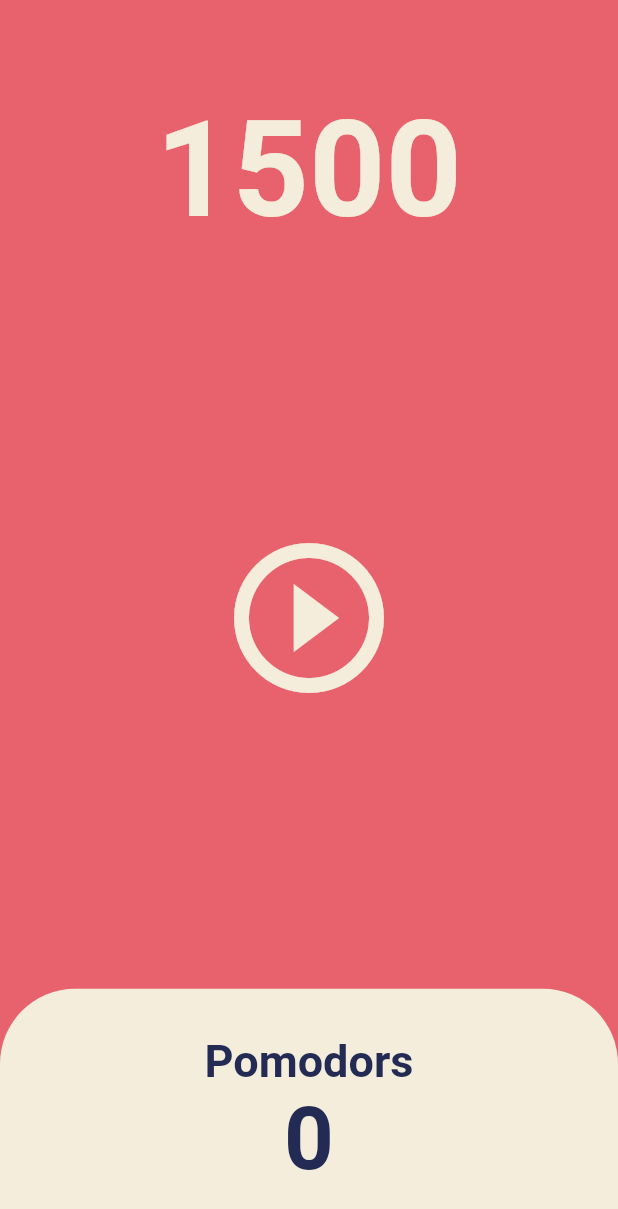
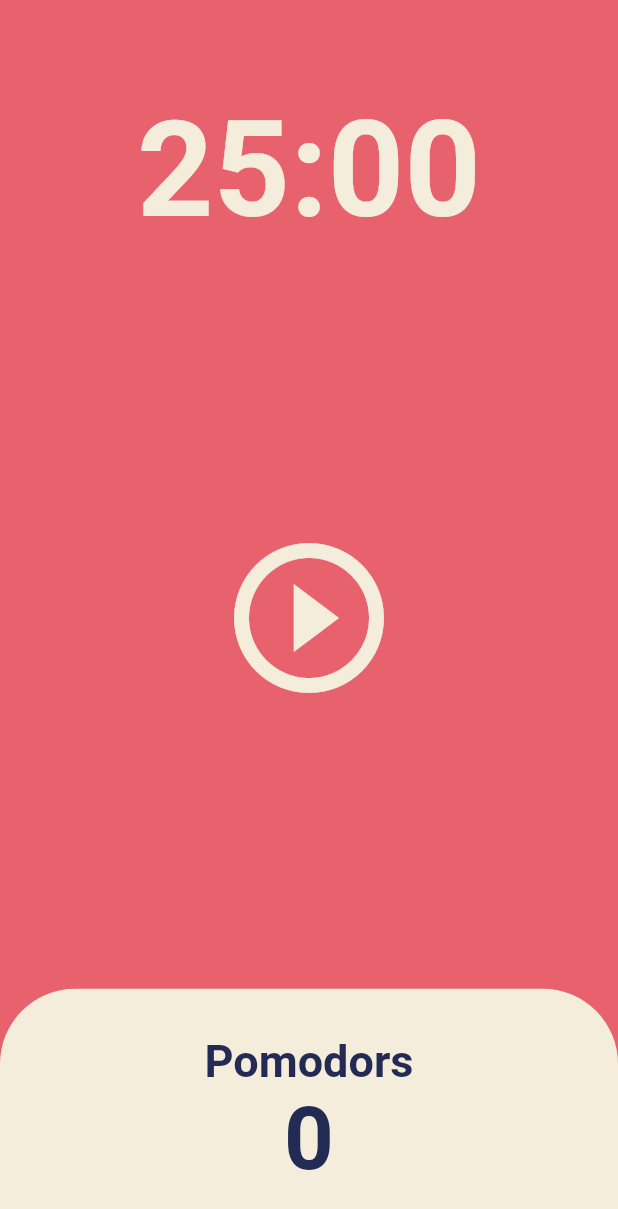
Before and after one commit to tnsgud/pomodoro, a Flutter app: the screen it shows after launch, on a phone screen of 412 x 824 dp. Shown: the top 1209 px of the screen. Run offline on Flutter 3.47's test engine with Material 2 defaults, Android fonts, the phone set to English and light mode, and no system bars.

Commit message:
add reset button and action

```diff
--- a/lib/screens/home_screen.dart
+++ b/lib/screens/home_screen.dart
@@ -1,5 +1,4 @@
 import 'dart:async';
-import 'dart:developer';
 
 import 'package:flutter/material.dart';
 
@@ -21,7 +20,6 @@ class _HomeScreenState extends State<HomeScreen> {
     if (totalSeconds == 0) {
       setState(() {
         totalPomodoros += 1;
-        isRunning = false;
         totalSeconds = twentyFiveMinutes;
       });
       onPausePressed();
@@ -51,8 +49,14 @@ class _HomeScreenState extends State<HomeScreen> {
 
   String format(int seconds) {
     var duration = Duration(seconds: seconds);
-    log(duration.toString().split('.').join(','));
-    return '$seconds';
+    return duration.toString().substring(2, 7);
+  }
+
+  void onResetPressed() {
+    setState(() {
+      totalSeconds = twentyFiveMinutes;
+    });
+    onPausePressed();
   }
 
   @override
@@ -78,13 +82,25 @@ class _HomeScreenState extends State<HomeScreen> {
           Flexible(
             flex: 3,
             child: Center(
-              child: IconButton(
+              child: Column(
+                mainAxisAlignment: MainAxisAlignment.center,
+                children: [
+                  IconButton(
                     iconSize: 120,
                     color: Theme.of(context).cardColor,
                     onPressed: isRunning ? onPausePressed : onStartPressed,
                     icon: Icon(isRunning
                         ? Icons.pause_circle_outline
                         : Icons.play_circle_outline),
+                  ),
+                  if (isRunning)
+                    IconButton(
+                      iconSize: 60,
+                      color: Theme.of(context).cardColor,
+                      onPressed: onResetPressed,
+                      icon: const Icon(Icons.refresh_rounded),
+                    )
+                ],
               ),
             ),
           ),
```
Lines whose indentation alone changed are shown as unchanged.
